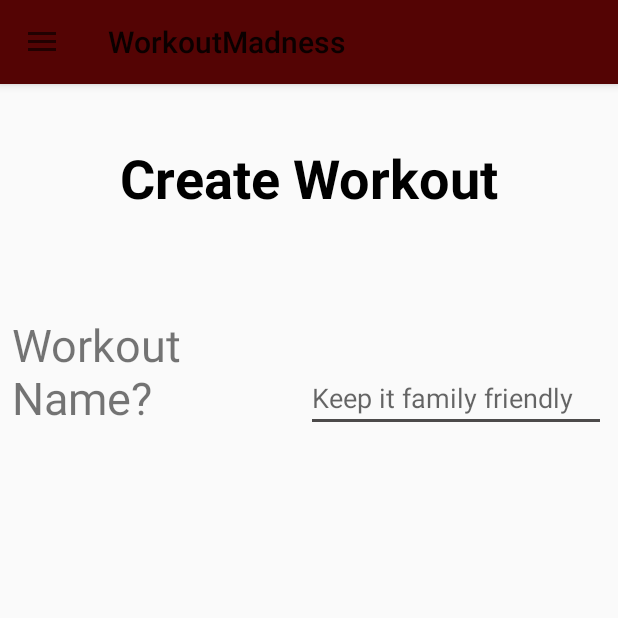
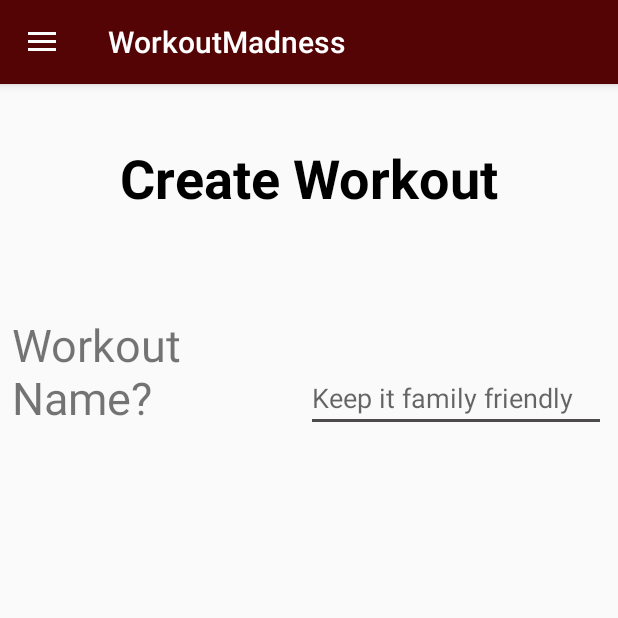
Before and after one commit to joshrap67/LiteWeight, an Android app: the fragment NewWorkoutFragment placed in its activity, in the side drawer, after a tap on "New Workout", on a phone screen of 412 x 824 dp, the top half of it. Run offline under Robolectric (Android 15) with nearby library versions, the phone set to English and light mode, and no system bars.

Commit message:
Changed the font color of the toolbar to be white

```diff
--- a/app/src/main/assets/currentDay.txt
+++ b/app/src/main/assets/currentDay.txt
@@ -1 +1 @@
-W1:D2
+W1:D1
--- a/app/src/main/java/com/example/workoutmadness/NewWorkoutFragment.java
+++ b/app/src/main/java/com/example/workoutmadness/NewWorkoutFragment.java
@@ -58,15 +58,6 @@ public class NewWorkoutFragment extends Fragment {
             }
         });
 
-        workoutNameInput.setOnFocusChangeListener(new View.OnFocusChangeListener() {
-            @Override
-            public void onFocusChange(View v, boolean hasFocus) {
-                if (!hasFocus) {
-                    hideKeyboard(v);
-                }
-            }
-        });
-
         numWeeks.setOnKeyListener(new View.OnKeyListener() {
             public boolean onKey(View view, int keyCode, KeyEvent keyevent) {
                 if ((keyevent.getAction() == KeyEvent.ACTION_DOWN) && (keyCode == KeyEvent.KEYCODE_ENTER)) {
@@ -117,14 +108,6 @@ public class NewWorkoutFragment extends Fragment {
         return false;
     }
 
-    public void hideKeyboard(View view) {
-        /*
-            Found on SO
-         */
-        InputMethodManager inputMethodManager =(InputMethodManager) getActivity().getSystemService(Activity.INPUT_METHOD_SERVICE);
-        inputMethodManager.hideSoftInputFromWindow(view.getWindowToken(), 0);
-    }
-
     public boolean checkValidDay(String aDay){
         int day = Integer.parseInt(aDay);
         if(day>0&&day<8){
--- a/app/src/main/res/layout/activity_main.xml
+++ b/app/src/main/res/layout/activity_main.xml
@@ -19,7 +19,7 @@
             android:layout_height="?attr/actionBarSize"
             android:background="@color/colorPrimary"
             android:elevation="4dp"
-            android:theme="@style/AppTheme"
+            android:theme="@style/toolbar_style"
             app:popupTheme="@style/Theme.AppCompat.Light" />
 
         <FrameLayout
--- a/app/src/main/res/layout/fragment_new.xml
+++ b/app/src/main/res/layout/fragment_new.xml
@@ -55,10 +55,7 @@
         android:layout_marginRight="8dp"
         android:layout_marginBottom="16dp"
         android:ems="10"
-        android:focusable="true"
-        android:focusableInTouchMode="true"
         android:hint="@string/workout_name_hint"
-        android:imeOptions="actionDone"
         android:inputType="textPersonName"
         android:maxLength="30"
         android:maxLines="1"
@@ -99,9 +96,6 @@
         android:layout_marginRight="8dp"
         android:layout_marginBottom="64dp"
         android:ems="10"
-        android:focusable="true"
-        android:focusableInTouchMode="true"
-        android:imeOptions="actionDone"
         android:inputType="number"
         android:visibility="invisible"
         app:layout_constraintBottom_toBottomOf="parent"
@@ -143,9 +137,6 @@
         android:layout_marginRight="8dp"
         android:layout_marginBottom="64dp"
         android:ems="10"
-        android:focusable="true"
-        android:focusableInTouchMode="true"
-        android:imeOptions="actionDone"
         android:inputType="number"
         android:visibility="invisible"
         app:layout_constraintBottom_toBottomOf="parent"
--- a/app/src/main/res/values/styles.xml
+++ b/app/src/main/res/values/styles.xml
@@ -8,4 +8,10 @@
         <item name="colorAccent">@color/colorAccent</item>
     </style>
 
+    <style name="toolbar_style" parent="Theme.AppCompat">
+        <item name="android:textColorPrimary">@android:color/white</item>
+        <item name="android:textColorSecondary">@android:color/white</item>
+        <item name="actionMenuTextColor">@android:color/white</item>
+    </style>
+
 </resources>
```
